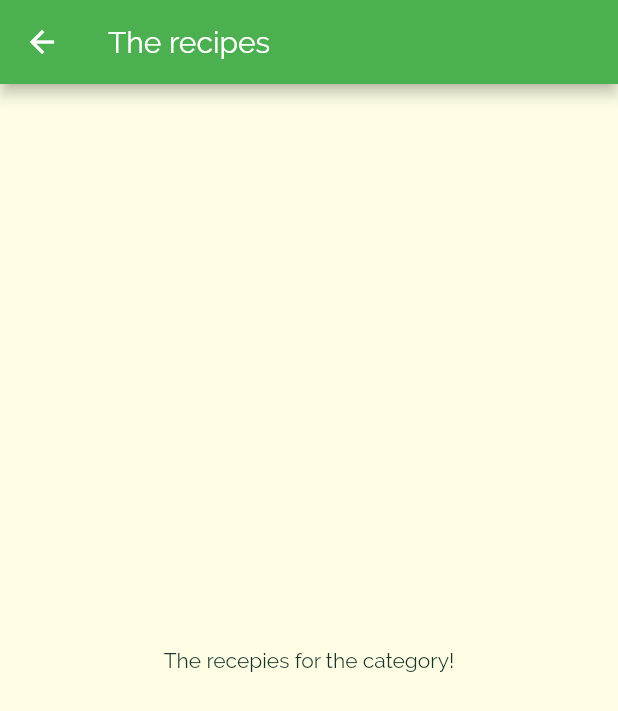
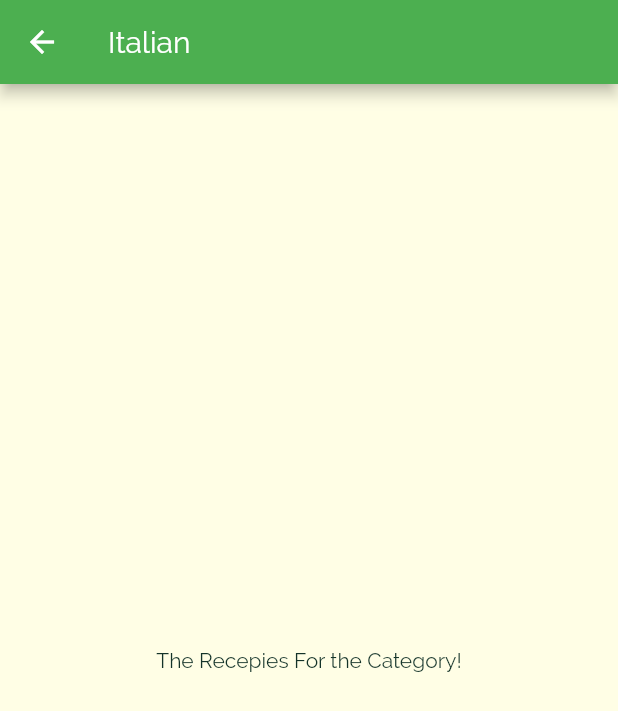
Before and after one commit to ShemBrooklyne/Deli-Meals, a Flutter app: the screen it shows after launch, after a tap on "Italian", on a phone screen of 412 x 824 dp. Shown: the top 711 px of the screen. Run offline on Flutter 3.47's test engine with Material 2 defaults, Android fonts, the phone set to English and light mode, and no system bars.

Commit message:
Loading diff screens

```diff
--- a/lib/categories_screen.dart
+++ b/lib/categories_screen.dart
@@ -13,6 +13,7 @@ class CategoriesScreen extends StatelessWidget {
         padding: const EdgeInsets.all(25),
         children: DUMMY_CATEGORIES
             .map((categoryData) => CategoryItem(
+                  categoryData.id,
                   categoryData.title,
                   categoryData.color,
                 ))
--- a/lib/category_item.dart
+++ b/lib/category_item.dart
@@ -2,17 +2,19 @@ import 'package:flutter/material.dart';
 import './category_meals_screen.dart';
 
 class CategoryItem extends StatelessWidget {
+  final String id;
   final String title;
   final Color color;
 
-  CategoryItem(this.title, this.color);
+  CategoryItem(this.id, this.title, this.color);
 
   void tapCat(BuildContext ctx) {
     Navigator.of(ctx).push(
       MaterialPageRoute(
         builder: (_) {
-        return CategoryMeals();
-      },),
+          return CategoryMeals(id, title);
+        },
+      ),
     );
   }
 
--- a/lib/category_meals_screen.dart
+++ b/lib/category_meals_screen.dart
@@ -1,15 +1,20 @@
 import 'package:flutter/material.dart';
 
 class CategoryMeals extends StatelessWidget {
+  final String categoryId;
+  final String categoryTitle;
+
+  const CategoryMeals(this.categoryId, this.categoryTitle);
+
   @override
   Widget build(BuildContext context) {
     return Scaffold(
       appBar: AppBar(
-        title: Text('The recipes'),
+        title: Text(categoryTitle),
         ),
-      body: Center(
+        body: Center(
         child: Text(
-          'The recepies for the category!',
+          'The Recepies For the Category!',
         ),
       ),
     );
```
